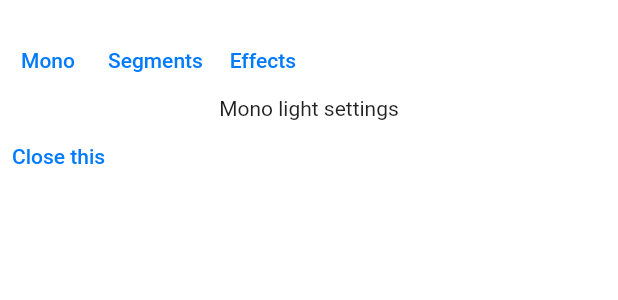
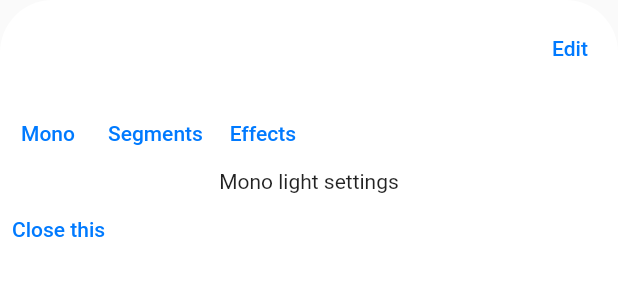
Before and after one commit to Light-Master/LightMaster, a Flutter app: the LightSettingsSheet widget shown alone on an empty page, opened directly with empty values, on a phone screen of 412 x 824 dp. Shown: the top 300 px of the screen. Run offline on Flutter 3.47's test engine with Material 2 defaults, Android fonts, the phone set to English and light mode, and no system bars.

Commit message:
add basic working sheet header

```diff
--- a/light_master_app/lib/core/models/light_source.dart
+++ b/light_master_app/lib/core/models/light_source.dart
@@ -2,8 +2,15 @@ import 'package:flutter/material.dart';
 
 class LightSource extends ChangeNotifier {
   final String networkAddress;
-  String name;
+  String _name;
   // add colour
 
-  LightSource(this.networkAddress, this.name);
+  LightSource(this.networkAddress, this._name);
+
+  String get name => _name;
+
+  set name(String newValue) {
+    _name = name;
+    notifyListeners();
+  }
 }
--- a/light_master_app/lib/widgets/light_settings_sheet.dart
+++ b/light_master_app/lib/widgets/light_settings_sheet.dart
@@ -3,6 +3,8 @@ import 'package:light_master_app/core/models/light_source.dart';
 import 'package:light_master_app/widgets/effects_light_settings.dart';
 import 'package:light_master_app/widgets/mono_light_settings.dart';
 import 'package:light_master_app/widgets/segmented_light_settings.dart';
+
+import 'light_settings_sheet_header.dart';
 
 class LightSettingsSheet extends StatefulWidget {
   final LightSource lightSource;
@@ -38,26 +40,25 @@ class _LightSettingsSheetState extends State<LightSettingsSheet> {
         widthFactor: 1,
         heightFactor: 0.75,
         child: Container(
-            color: Colors.white,
+            decoration: BoxDecoration(
+                color: Colors.white,
+                borderRadius: BorderRadius.only(
+                    topLeft: const Radius.circular(35),
+                    topRight: const Radius.circular(35))),
             child: new Column(children: [
-              Row(
-                  mainAxisAlignment: MainAxisAlignment.center,
-                  children: [Text(widget.lightSource.name)]),
+              LightSettingsSheetHeader(lightSource: this.widget.lightSource),
               Row(children: [
                 TextButton(
-                    onPressed: () => setState(() {
-                          mode = _LightSourceMode.mono_colour;
-                        }),
+                    onPressed: () =>
+                        setState(() => mode = _LightSourceMode.mono_colour),
                     child: Text("Mono")),
                 TextButton(
-                    onPressed: () => setState(() {
-                          mode = _LightSourceMode.segmented_colour;
-                        }),
+                    onPressed: () => setState(
+                        () => mode = _LightSourceMode.segmented_colour),
                     child: Text("Segments")),
                 TextButton(
-                    onPressed: () => setState(() {
-                          mode = _LightSourceMode.effect;
-                        }),
+                    onPressed: () =>
+                        setState(() => mode = _LightSourceMode.effect),
                     child: Text("Effects"))
               ]),
               settingsWidget,
--- /dev/null
+++ b/light_master_app/lib/widgets/light_settings_sheet_header.dart
@@ -0,0 +1,59 @@
+import 'package:flutter/cupertino.dart';
+import 'package:flutter/material.dart';
+import 'package:flutter/widgets.dart';
+import 'package:light_master_app/core/models/light_source.dart';
+
+class LightSettingsSheetHeader extends StatefulWidget {
+  final LightSource lightSource;
+
+  LightSettingsSheetHeader({Key key, this.lightSource}) : super(key: key);
+
+  @override
+  State<StatefulWidget> createState() => _LightSettingsSheetHeaderState();
+}
+
+class _LightSettingsSheetHeaderState extends State<LightSettingsSheetHeader> {
+  bool editing = false;
+  final lightSourceNameController = TextEditingController();
+  final lightSourceNameStyle =
+      TextStyle(fontWeight: FontWeight.bold, fontSize: 25);
+
+  @override
+  Widget build(BuildContext context) {
+    final model =
+        this.lightSourceNameController.text = this.widget.lightSource.name;
+
+    return Container(
+        height: 65,
+        child: Stack(children: [
+          Container(
+            alignment: AlignmentDirectional.centerEnd,
+            child: TextButton(
+                child: Text(editing ? "Save" : "Edit"),
+                onPressed: () {
+                  setState(() => editing = !editing);
+                  if (editing) {
+                    this.setLightSourceName();
+                  }
+                }),
+          ),
+          Container(
+              alignment: AlignmentDirectional.center,
+              child: editing
+                  ? Container(
+                      width: 250,
+                      child: CupertinoTextField(
+                          controller: this.lightSourceNameController,
+                          textAlign: TextAlign.center,
+                          style: this.lightSourceNameStyle))
+                  : Text(this.widget.lightSource.name,
+                      overflow: TextOverflow.fade,
+                      style: this.lightSourceNameStyle))
+        ]));
+  }
+
+  void setLightSourceName() {
+    setState(() =>
+        this.widget.lightSource.name = this.lightSourceNameController.text);
+  }
+}
```
